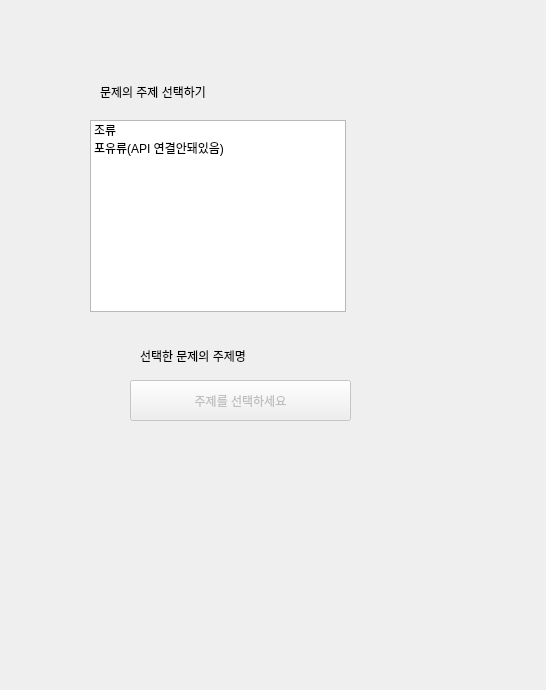
Before: the Qt Designer form student_client.ui in Eduappproject/education_application, drawn with Qt 5.
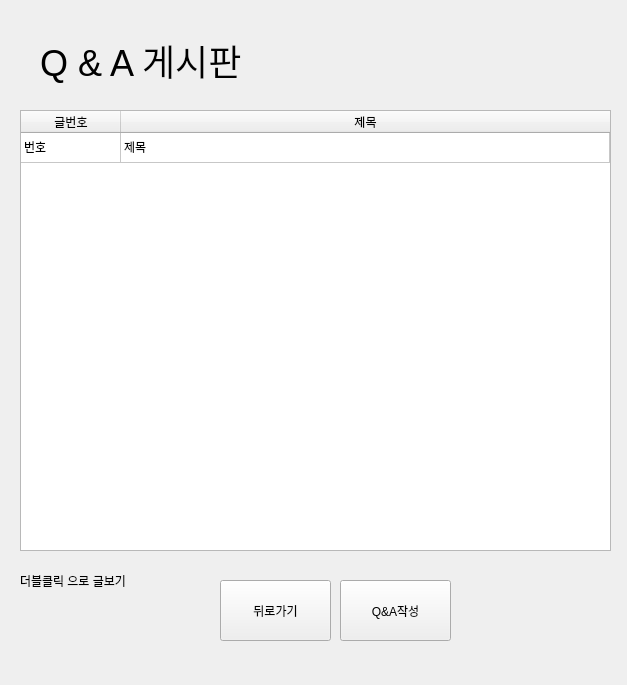
After: the same form once the commit is applied.

```diff
--- a/student_client.ui
+++ b/student_client.ui
@@ -6,8 +6,8 @@
    <rect>
     <x>0</x>
     <y>0</y>
-    <width>546</width>
-    <height>690</height>
+    <width>627</width>
+    <height>685</height>
    </rect>
   </property>
   <property name="windowTitle">
@@ -21,12 +21,12 @@
     <rect>
      <x>10</x>
      <y>10</y>
-     <width>531</width>
-     <height>641</height>
+     <width>611</width>
+     <height>661</height>
     </rect>
    </property>
    <property name="currentIndex">
-    <number>6</number>
+    <number>9</number>
    </property>
    <widget class="QWidget" name="page">
     <widget class="QLabel" name="label_3">
@@ -847,47 +847,156 @@
        <height>12</height>
       </rect>
      </property>
+     <layout class="QVBoxLayout" name="verticalLayout">
+      <item>
+       <widget class="QLabel" name="questionsCompletionLabel_1">
+        <property name="text">
+         <string>TextLabel</string>
+        </property>
+       </widget>
+      </item>
+      <item>
+       <widget class="QLabel" name="questionsCompletionLabel_2">
+        <property name="text">
+         <string>TextLabel</string>
+        </property>
+       </widget>
+      </item>
+      <item>
+       <widget class="QLabel" name="questionsCompletionLabel_3">
+        <property name="text">
+         <string>TextLabel</string>
+        </property>
+       </widget>
+      </item>
+      <item>
+       <widget class="QPushButton" name="goMainPageButton">
+        <property name="text">
+         <string>메인메뉴로</string>
+        </property>
+       </widget>
+      </item>
+     </layout>
+    </widget>
+   </widget>
+   <widget class="QWidget" name="page_8">
+    <widget class="QTableWidget" name="tableWidget">
+     <property name="geometry">
+      <rect>
+       <x>10</x>
+       <y>100</y>
+       <width>591</width>
+       <height>441</height>
+      </rect>
+     </property>
+     <attribute name="horizontalHeaderVisible">
+      <bool>true</bool>
+     </attribute>
+     <attribute name="horizontalHeaderCascadingSectionResizes">
+      <bool>false</bool>
+     </attribute>
+     <attribute name="horizontalHeaderHighlightSections">
+      <bool>true</bool>
+     </attribute>
+     <attribute name="horizontalHeaderShowSortIndicator" stdset="0">
+      <bool>false</bool>
+     </attribute>
+     <attribute name="horizontalHeaderStretchLastSection">
+      <bool>true</bool>
+     </attribute>
+     <attribute name="verticalHeaderVisible">
+      <bool>false</bool>
+     </attribute>
+     <attribute name="verticalHeaderCascadingSectionResizes">
+      <bool>false</bool>
+     </attribute>
+     <attribute name="verticalHeaderShowSortIndicator" stdset="0">
+      <bool>false</bool>
+     </attribute>
+     <attribute name="verticalHeaderStretchLastSection">
+      <bool>false</bool>
+     </attribute>
+     <row>
+      <property name="text">
+       <string>새 열</string>
+      </property>
+     </row>
+     <column>
+      <property name="text">
+       <string>글번호</string>
+      </property>
+     </column>
+     <column>
+      <property name="text">
+       <string>제목</string>
+      </property>
+     </column>
+     <item row="0" column="0">
+      <property name="text">
+       <string>번호</string>
+      </property>
+     </item>
+     <item row="0" column="1">
+      <property name="text">
+       <string>제목</string>
+      </property>
+     </item>
+    </widget>
+    <widget class="QPushButton" name="pushButton">
+     <property name="geometry">
+      <rect>
+       <x>210</x>
+       <y>570</y>
+       <width>111</width>
+       <height>61</height>
+      </rect>
+     </property>
      <property name="text">
-      <string>TextLabel</string>
+      <string>뒤로가기</string>
      </property>
     </widget>
-    <widget class="QLabel" name="questionsCompletionLabel_2">
+    <widget class="QPushButton" name="pushButton_2">
      <property name="geometry">
       <rect>
-       <x>150</x>
-       <y>80</y>
-       <width>56</width>
-       <height>12</height>
+       <x>330</x>
+       <y>570</y>
+       <width>111</width>
+       <height>61</height>
       </rect>
      </property>
      <property name="text">
-      <string>TextLabel</string>
+      <string>Q&amp;&amp;A작성</string>
      </property>
     </widget>
-    <widget class="QLabel" name="questionsCompletionLabel_3">
+    <widget class="QLabel" name="label_9">
      <property name="geometry">
       <rect>
-       <x>140</x>
-       <y>130</y>
-       <width>56</width>
-       <height>12</height>
+       <x>30</x>
+       <y>20</y>
+       <width>311</width>
+       <height>61</height>
       </rect>
      </property>
+     <property name="font">
+      <font>
+       <pointsize>27</pointsize>
+      </font>
+     </property>
      <property name="text">
-      <string>TextLabel</string>
+      <string>Q &amp; A 게시판</string>
      </property>
     </widget>
-    <widget class="QPushButton" name="goMainPageButton">
+    <widget class="QLabel" name="label_17">
      <property name="geometry">
       <rect>
-       <x>150</x>
-       <y>280</y>
-       <width>75</width>
-       <height>23</height>
+       <x>10</x>
+       <y>560</y>
+       <width>161</width>
+       <height>21</height>
       </rect>
      </property>
      <property name="text">
-      <string>메인메뉴로</string>
+      <string>더블클릭 으로 글보기</string>
      </property>
     </widget>
    </widget>
```
Left out of the diff: 10 changed lines with no effect on the pictures.
